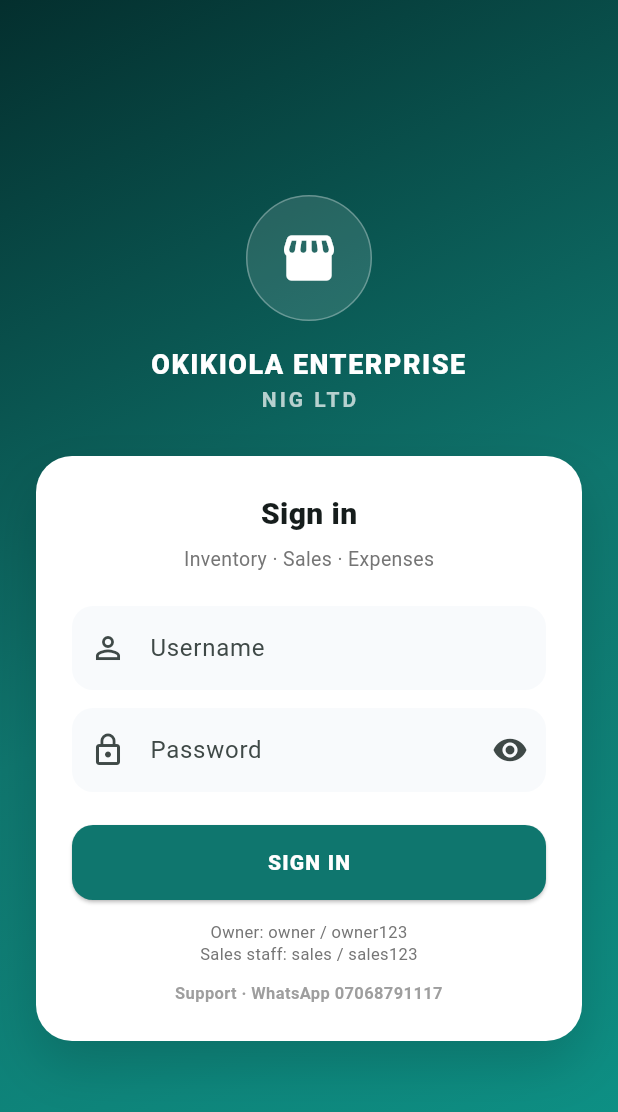
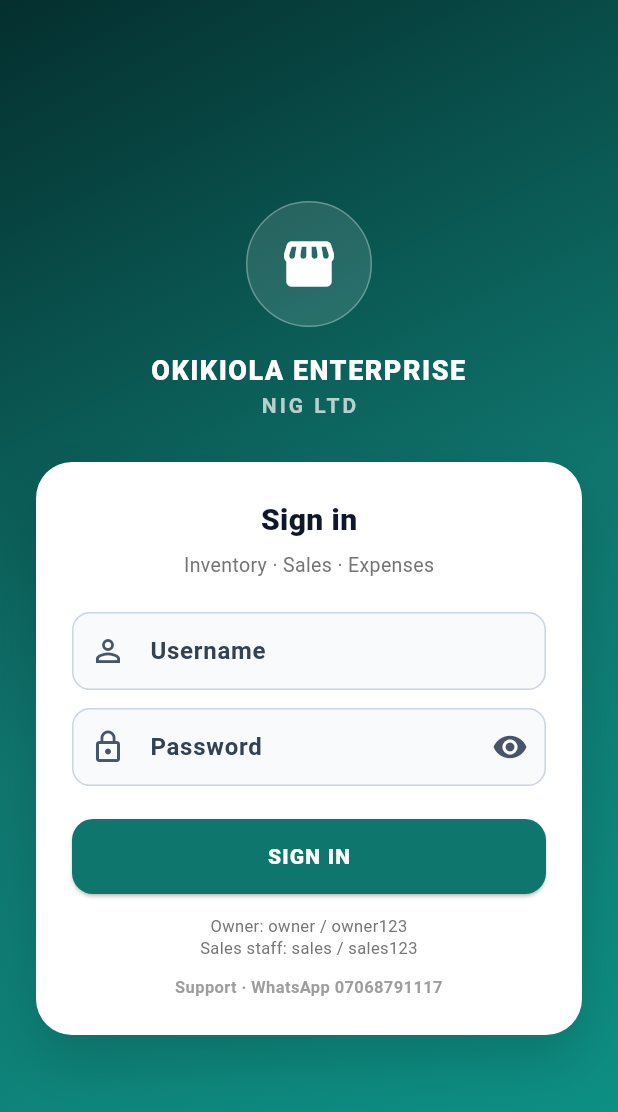
Before and after one commit to djzeez4real007-gif/okikiola_enterprise, a Flutter app: the screen it shows after launch, on a phone screen of 412 x 824 dp. Shown: the top 1112 px of the screen. Run offline on Flutter 3.47's test engine with Material 3 defaults, Android fonts, the phone set to English and light mode, and no system bars; our stand-ins replace hive_flutter, pdf, printing, share_plus; missing offline and left inert: excel; accounts and stored records are empty.

Commit message:
Fix light form text contrast on Android

```diff
--- a/lib/app.dart
+++ b/lib/app.dart
@@ -43,7 +43,7 @@ class _OkikiolaAppState extends State<OkikiolaApp> {
       debugShowCheckedModeBanner: false,
       theme: AppTheme.light,
       darkTheme: AppTheme.dark,
-      themeMode: ThemeMode.system,
+      themeMode: ThemeMode.light,
       home: !splashDone
           ? SplashScreen(onFinished: _finishSplash)
           : (AuthService.isLoggedIn
--- a/lib/core/theme/app_theme.dart
+++ b/lib/core/theme/app_theme.dart
@@ -12,10 +12,12 @@ class AppTheme {
   static ThemeData get light {
     final base = ThemeData(
       useMaterial3: true,
+      brightness: Brightness.light,
       colorScheme: ColorScheme.fromSeed(
         seedColor: AppColors.primary,
         brightness: Brightness.light,
       ),
+      scaffoldBackgroundColor: const Color(0xFFF1F5F9),
     );
     return base.copyWith(
       appBarTheme: const AppBarTheme(
@@ -28,24 +30,52 @@ class AppTheme {
         backgroundColor: AppColors.primary,
         foregroundColor: Colors.white,
       ),
+      textTheme: base.textTheme.apply(
+        bodyColor: const Color(0xFF0F172A),
+        displayColor: const Color(0xFF0F172A),
+      ),
       inputDecorationTheme: InputDecorationTheme(
         filled: true,
-        border: OutlineInputBorder(borderRadius: BorderRadius.circular(12)),
+        fillColor: Colors.white,
+        labelStyle: const TextStyle(
+          color: Color(0xFF334155),
+          fontWeight: FontWeight.w600,
+        ),
+        floatingLabelStyle: const TextStyle(
+          color: AppColors.primary,
+          fontWeight: FontWeight.w700,
+        ),
+        hintStyle: const TextStyle(color: Color(0xFF64748B)),
+        prefixIconColor: const Color(0xFF475569),
+        suffixIconColor: const Color(0xFF475569),
+        border: OutlineInputBorder(
+          borderRadius: BorderRadius.circular(12),
+          borderSide: const BorderSide(color: Color(0xFFCBD5E1)),
+        ),
+        enabledBorder: OutlineInputBorder(
+          borderRadius: BorderRadius.circular(12),
+          borderSide: const BorderSide(color: Color(0xFFCBD5E1)),
+        ),
+        focusedBorder: OutlineInputBorder(
+          borderRadius: BorderRadius.circular(12),
+          borderSide: const BorderSide(color: AppColors.primary, width: 1.5),
+        ),
+        contentPadding:
+            const EdgeInsets.symmetric(horizontal: 14, vertical: 14),
+      ),
+      dropdownMenuTheme: const DropdownMenuThemeData(
+        textStyle: TextStyle(color: Color(0xFF0F172A), fontSize: 16),
       ),
       cardTheme: CardThemeData(
         elevation: 0,
+        color: Colors.white,
         shape: RoundedRectangleBorder(borderRadius: BorderRadius.circular(16)),
       ),
     );
   }
 
   static ThemeData get dark {
-    return ThemeData(
-      useMaterial3: true,
-      colorScheme: ColorScheme.fromSeed(
-        seedColor: AppColors.primary,
-        brightness: Brightness.dark,
-      ),
-    );
+    // Same readable light surfaces for forms even if dark mode is forced later
+    return light;
   }
 }
```
